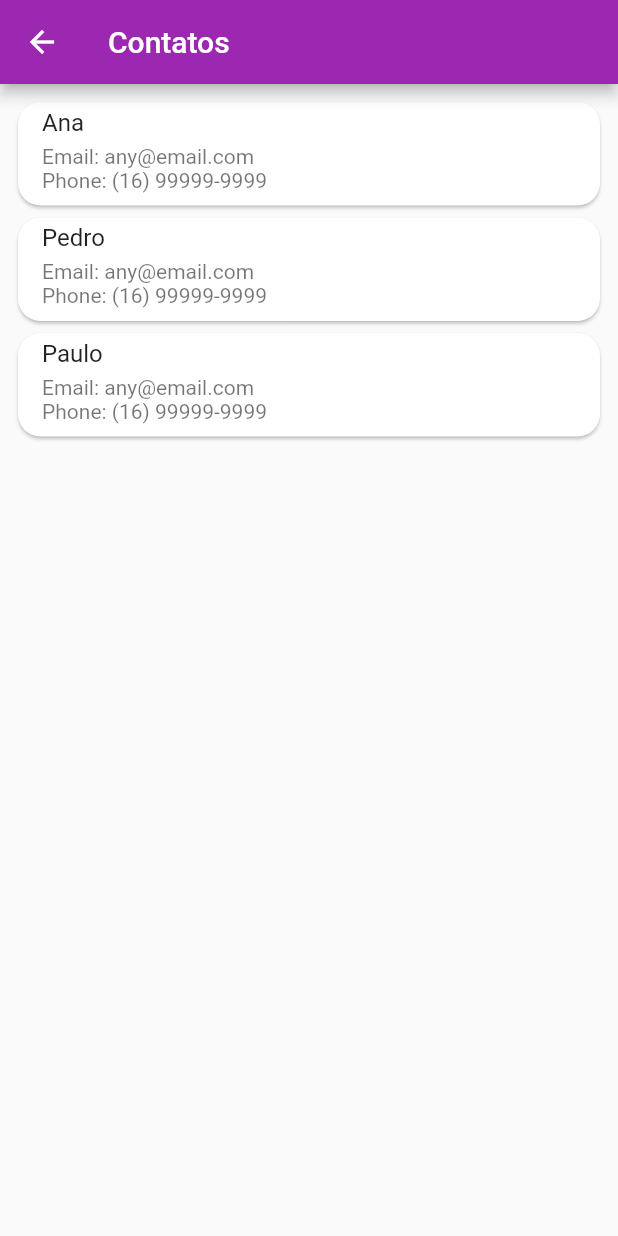
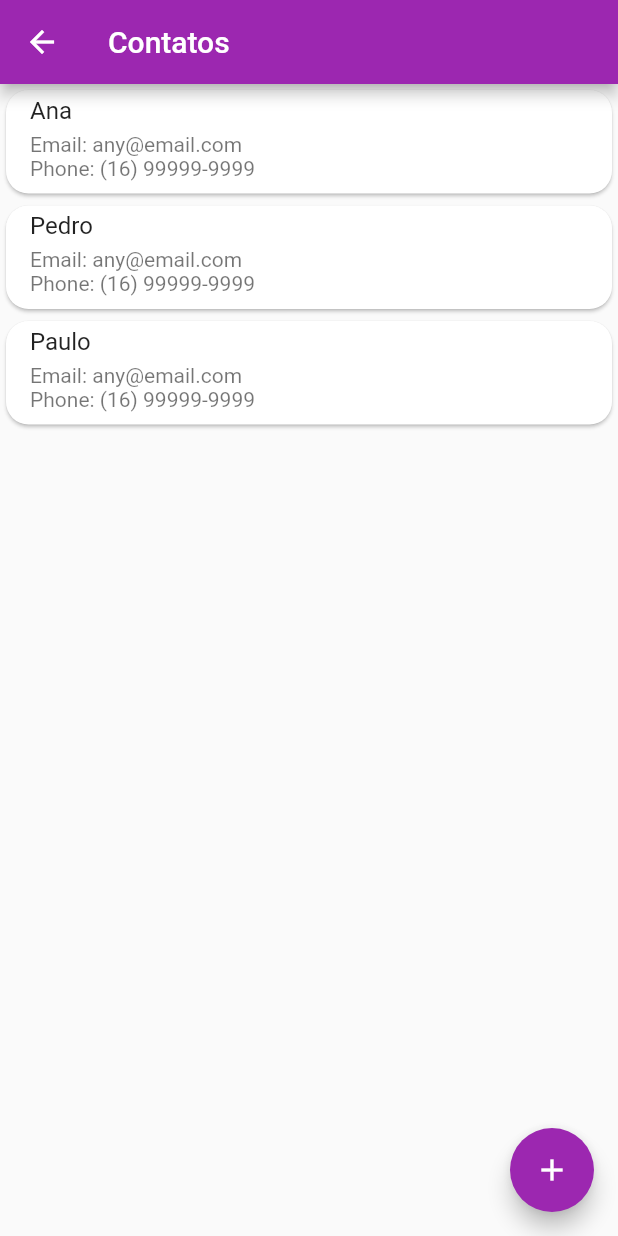
Before and after one commit to kefflen/flutter-studies, a Flutter app: the ContactsPage screen opened by its route, on a phone screen of 412 x 824 dp. Run offline on Flutter 3.47's test engine with Material 2 defaults, Android fonts, the phone set to English and light mode, and no system bars.

Commit message:
Criando formulario de contatos

```diff
--- a/bank/lib/main.dart
+++ b/bank/lib/main.dart
@@ -1,7 +1,7 @@
 import 'package:bank/models/routes.dart';
-import 'package:bank/screens/accounts.dart';
-import 'package:bank/screens/contacts.dart';
-import 'package:bank/screens/dashboard.dart';
+import 'package:bank/screens/accounts_screen.dart';
+import 'package:bank/screens/contacts_screen.dart';
+import 'package:bank/screens/dashboard_screen.dart';
 import 'package:flutter/material.dart';
 
 void main() => runApp(MaterialApp(
--- a/bank/lib/screens/contacts.dart
+++ /dev/null
@@ -1,31 +0,0 @@
-import 'package:bank/components/contacts_item.dart';
-import 'package:bank/models/contact.dart';
-import 'package:flutter/material.dart';
-
-class ContactsPage extends StatelessWidget {
-  final contacts = [
-    Contact("p1", "Ana", "(16) 99999-9999", "any@email.com"),
-    Contact("p2", "Pedro", "(16) 99999-9999", "any@email.com"),
-    Contact("p3", "Paulo", "(16) 99999-9999", "any@email.com"),
-  ];
-
-  ContactsPage({Key? key}) : super(key: key);
-
-  @override
-  Widget build(BuildContext context) {
-    return Scaffold(
-      appBar: AppBar(
-        title: const Text("Contatos"),
-      ),
-      body: Padding(
-        padding: const EdgeInsets.all(8.0),
-        child: ListView.builder(
-          itemCount: contacts.length,
-          itemBuilder: (ctx, index) {
-            return ContactsItem(contacts[index]);
-          },
-        ),
-      ),
-    );
-  }
-}
--- /dev/null
+++ b/bank/lib/screens/contacts_screen.dart
@@ -0,0 +1,62 @@
+import 'package:bank/components/contact_form.dart';
+import 'package:bank/components/contacts_item.dart';
+import 'package:bank/models/contact.dart';
+import 'package:flutter/material.dart';
+import 'package:uuid/uuid.dart';
+
+class ContactsPage extends StatefulWidget {
+  ContactsPage({Key? key}) : super(key: key);
+
+  @override
+  State<ContactsPage> createState() => _ContactsPageState();
+}
+
+class _ContactsPageState extends State<ContactsPage> {
+  final contacts = [
+    Contact("p1", "Ana", "(16) 99999-9999", "any@email.com"),
+    Contact("p2", "Pedro", "(16) 99999-9999", "any@email.com"),
+    Contact("p3", "Paulo", "(16) 99999-9999", "any@email.com"),
+  ];
+
+  @override
+  Widget build(BuildContext context) {
+    openContactModal(BuildContext ctx) {
+      var uuid = const Uuid();
+      onSubmit(String name, String email, String phone) {
+        final newContact = Contact(uuid.v4(), name, phone, email);
+        setState(() {
+          contacts.add(newContact);
+        });
+        Navigator.pop(context);
+      }
+
+      showModalBottomSheet(
+        context: context,
+        builder: (_) {
+          return ContactForm(onSubmit: onSubmit);
+        },
+      );
+    }
+
+    return Scaffold(
+      appBar: AppBar(
+        title: const Text("Contatos"),
+      ),
+      body: SingleChildScrollView(
+        child: ListView.builder(
+          shrinkWrap: true,
+          itemCount: contacts.length,
+          itemBuilder: (ctx, index) {
+            return ContactsItem(contacts[index]);
+          },
+        ),
+      ),
+      floatingActionButton: FloatingActionButton(
+        tooltip: 'Adicionar contato',
+        backgroundColor: Theme.of(context).primaryColor,
+        onPressed: () => openContactModal(context),
+        child: const Icon(Icons.add),
+      ),
+    );
+  }
+}
--- a/bank/pubspec.yaml
+++ b/bank/pubspec.yaml
@@ -29,6 +29,8 @@ environment:
 dependencies:
   flutter:
     sdk: flutter
+  uuid: 3.0.6
+  provider: ^6.0.3
 
 
   # The following adds the Cupertino Icons font to your application.
```
Also changed, not shown: bank/lib/components/contact_form.dart (added, +70 -0 lines), bank/lib/screens/accounts_screen.dart (renamed from bank/lib/screens/accounts.dart), bank/lib/screens/dashboard_screen.dart (renamed from bank/lib/screens/dashboard.dart), bank/pubspec.lock.
